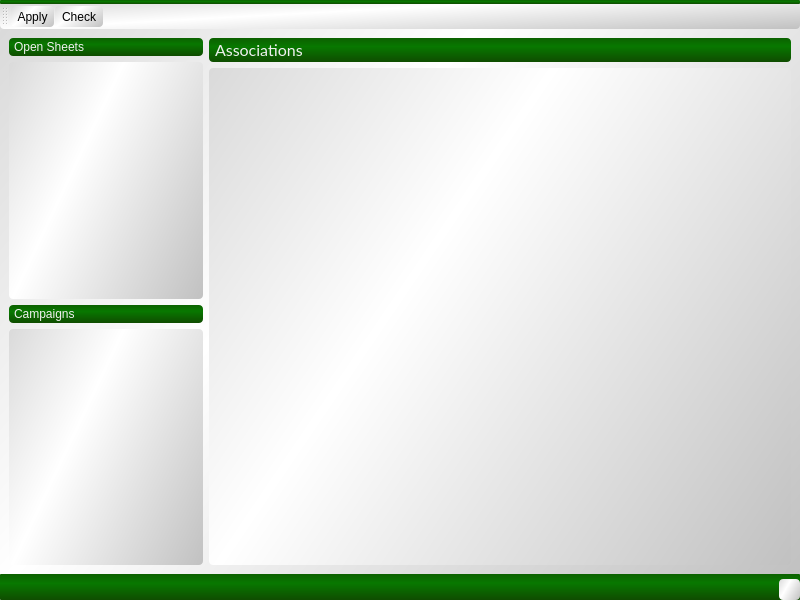
Above: ui/mainwindow.ui from TryExceptElse/pyleadstool before the change. Below: the same form after it.
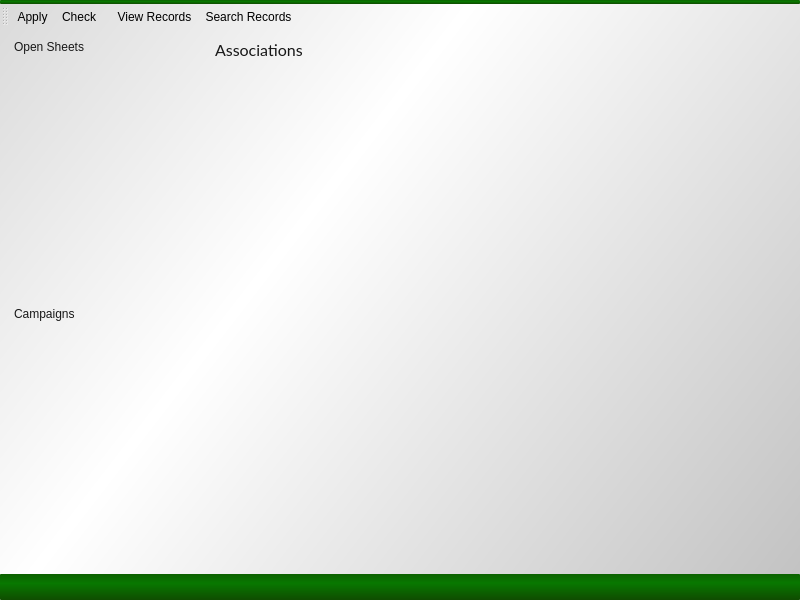
That is the form after the change.

Commit message: created record_entry_view, record_val_search, record_view, and records ui designs

The edit to the form file:
```diff
--- a/ui/mainwindow.ui
+++ b/ui/mainwindow.ui
@@ -14,17 +14,21 @@
    <string>MainWindow</string>
   </property>
   <property name="styleSheet">
-   <string notr="true">QWidget { 
-    background-color: qlineargradient(spread:reflect, x1:0.262, y1:0.573773, x2:1, y2:1, stop:0 rgba(255, 255, 255, 255), stop:1 rgba(193, 193, 193, 255));
+   <string notr="true">QWidget {
+	background-color: rgba(0, 0, 0, 0);
     border-radius: 4px;
     padding: 2px;
 	font: 10pt &quot;Lato&quot;;
 }
 
+QWidget#MainWindow, QWidget#Dialog{
+     background-color: qlineargradient(spread:reflect, x1:0.262, y1:0.573773, x2:1, y2:1, stop:0 rgb(255, 255, 255), stop:1 rgb(193, 193, 193));
+}
+
 QLabel {
-	background-color: qlineargradient(spread:reflect, x1:0.607246, y1:0.346, x2:0.623037, y2:1, stop:0 rgba(8, 120, 0, 255), stop:1 rgba(15, 76, 0, 255));
+	background-color: qlineargradient(spread:reflect, x1:0.607246, y1:0.346, x2:0.623037, y2:1, stop:0 rgba(8, 120, 0, 0), stop:1 rgba(15, 76, 0, 0));
 	font: 12pt &quot;Lato&quot;;
-    color: rgb(240, 240, 240);
+    color: rgb(24, 24, 24);
 }
 
 QMenuBar {
@@ -37,6 +41,58 @@
     border-radius: 1px;
 	background-color: qlineargradient(spread:reflect, x1:0.607246, y1:0.346, x2:0.623037, y2:1, stop:0 rgba(8, 120, 0, 255), stop:1 rgba(15, 76, 0, 255));
     color: rgb(240, 240, 240);
+}
+
+QFrame[frameShape=&quot;4&quot;], QFrame[frameShape=&quot;5&quot;]{
+	background-color: rgba(8, 120, 0, 255);
+}
+
+QPushButton{
+     background-color: qlineargradient(spread:reflect, x1:0.262, y1:0.573773, x2:1, y2:1, stop:0 rgba(255, 255, 255, 255), stop:1 rgba(193, 193, 193, 120));
+}
+
+QPushButton:hover{
+     background-color: qlineargradient(spread:reflect, x1:0.262, y1:0.573773, x2:1, y2:1, stop:0 rgba(255, 255, 255, 255), stop:1 rgba(220, 223, 220, 120));
+}
+
+QPushButton:pressed{
+     background-color: qlineargradient(spread:reflect, x2:0.262, y2:0.573773, x1:1, y1:1, stop:0 rgba(255, 255, 255, 255), stop:1 rgba(220, 223, 220, 120));
+}
+
+QDateEdit{
+     background-color: qlineargradient(spread:reflect, x2:0.262, y2:0.573773, x1:1, y1:1, stop:0 rgba(255, 255, 255, 255), stop:1 rgba(220, 223, 220, 250));
+}
+
+QDateEdit:hover{
+      background-color: qlineargradient(spread:reflect, x1:0.262, y1:0.573773, x2:1, y2:1, stop:0 rgba(255, 255, 255, 255), stop:1 rgba(220, 223, 220, 120));
+}
+
+QTableWidget{
+    color: rgba(0, 0, 0, 0);
+    background-color: rgba(0, 0, 0, 0);
+    alternate-background-color: rgba(0,0,0,20);
+}
+
+QTableView{
+    color: rgba(0, 0, 0, 0);
+    background-color: rgba(0, 0, 0, 0);
+    alternate-background-color: rgba(0,0,0,10);
+}
+
+QHeaderView::section{
+    border-radius: 4px solid black;
+	font: 10pt &quot;Lato&quot;;
+    min-width: 180; 
+    min-height: 32;
+}
+
+QHeaderView {
+    border-radius: 4px solid black;
+    min-height: 16;
+}
+
+QTableCornerButton::section  {
+	background-color: rgba(0, 0, 0, 0);
 }</string>
   </property>
   <widget class="QWidget" name="centralwidget">
@@ -50,6 +106,13 @@
         </property>
        </widget>
       </item>
+      <item>
+       <widget class="Line" name="openSheetsULine">
+        <property name="orientation">
+         <enum>Qt::Horizontal</enum>
+        </property>
+       </widget>
+      </item>
       <item>
        <widget class="QListView" name="sheetsList"/>
       </item>
@@ -60,6 +123,13 @@
         </property>
        </widget>
       </item>
+      <item>
+       <widget class="Line" name="ULine">
+        <property name="orientation">
+         <enum>Qt::Horizontal</enum>
+        </property>
+       </widget>
+      </item>
       <item>
        <widget class="QListView" name="campaignList"/>
       </item>
@@ -87,7 +157,24 @@
        </widget>
       </item>
       <item>
-       <widget class="QTableView" name="assocTable"/>
+       <widget class="Line" name="assocULine">
+        <property name="orientation">
+         <enum>Qt::Horizontal</enum>
+        </property>
+       </widget>
+      </item>
+      <item>
+       <widget class="QTableView" name="assocTable">
+        <property name="alternatingRowColors">
+         <bool>true</bool>
+        </property>
+        <property name="showGrid">
+         <bool>false</bool>
+        </property>
+        <attribute name="horizontalHeaderShowSortIndicator" stdset="0">
+         <bool>false</bool>
+        </attribute>
+       </widget>
       </item>
      </layout>
     </item>
@@ -112,10 +199,13 @@
     <enum>TopToolBarArea</enum>
    </attribute>
    <attribute name="toolBarBreak">
-    <bool>true</bool>
+    <bool>false</bool>
    </attribute>
    <addaction name="actionApplyTranslations"/>
    <addaction name="actionCheck"/>
+   <addaction name="separator"/>
+   <addaction name="viewRecordsAction"/>
+   <addaction name="searchAction"/>
   </widget>
   <action name="actionApplyTranslations">
    <property name="text">
@@ -133,6 +223,22 @@
     <string>Check selected translations for duplicates and/or whitespace, determined by settings.</string>
    </property>
   </action>
+  <action name="searchAction">
+   <property name="text">
+    <string>Search Records</string>
+   </property>
+   <property name="toolTip">
+    <string>search records for a specific value</string>
+   </property>
+  </action>
+  <action name="viewRecordsAction">
+   <property name="text">
+    <string>View Records</string>
+   </property>
+   <property name="toolTip">
+    <string>View records by date and campaign</string>
+   </property>
+  </action>
  </widget>
  <resources/>
  <connections/>
```
The commit also changes 9 other files.
